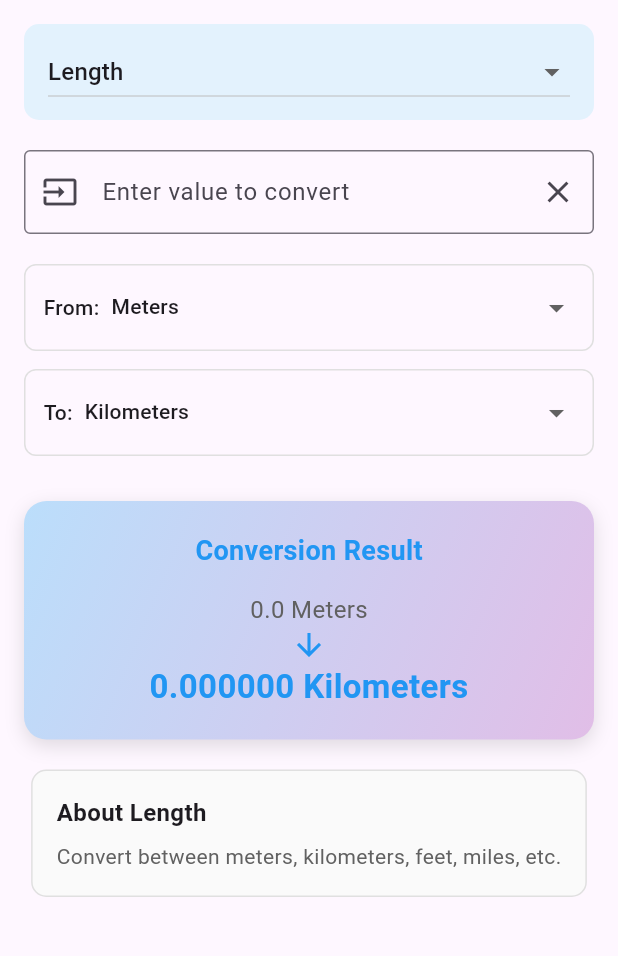
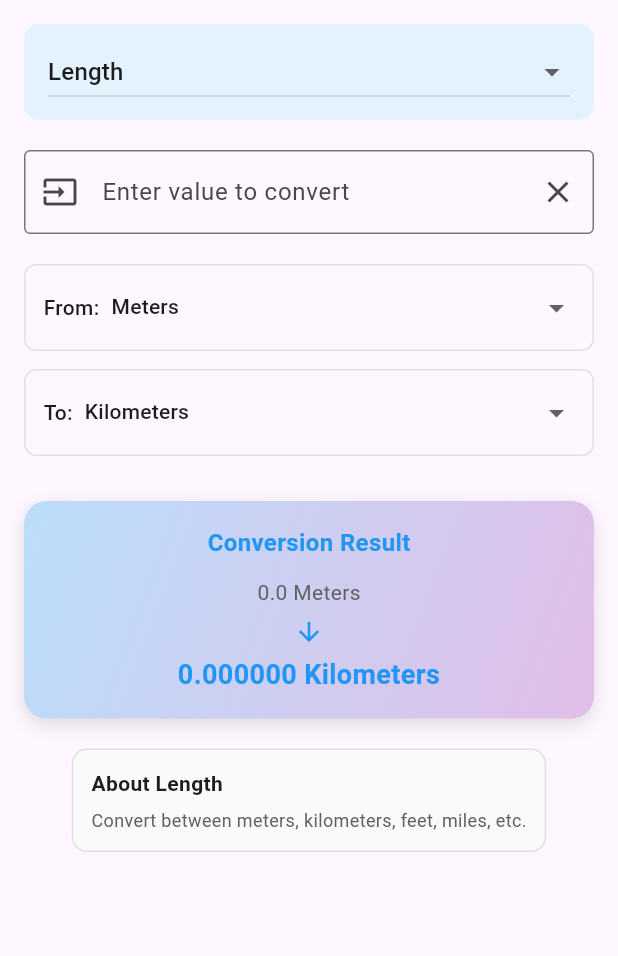
Before and after one commit to Abdallah-khatib-7/Project-1-Mobile, a Flutter app: the screen it shows after launch, on a phone screen of 412 x 824 dp, the part 84-1040 px from its top. Run offline on Flutter 3.47's test engine with Material 3 defaults, Android fonts, the phone set to English and light mode, and no system bars.

```diff
--- a/unit_converter/lib/pages/unit_converter_page.dart
+++ b/unit_converter/lib/pages/unit_converter_page.dart
@@ -49,11 +49,11 @@ class _UnitConverterPageState extends State<UnitConverterPage> {
         foregroundColor: Colors.white,
         elevation: 0,
       ),
-      body: Padding(
+      body: SingleChildScrollView( // ← ADD THIS for scrolling
         padding: const EdgeInsets.all(16.0),
         child: Column(
           children: [
-
+            // Category Selector
             CategorySelector(
               selectedCategory: selectedCategory,
               onChanged: (String? newCategory) {
@@ -66,7 +66,7 @@ class _UnitConverterPageState extends State<UnitConverterPage> {
 
             const SizedBox(height: 20),
 
-
+            // Input Field
             TextField(
               keyboardType: TextInputType.number,
               decoration: InputDecoration(
@@ -91,7 +91,7 @@ class _UnitConverterPageState extends State<UnitConverterPage> {
 
             const SizedBox(height: 20),
 
-
+            // Unit Selectors
             UnitDropdown(
               value: fromUnit,
               label: 'From',
@@ -132,6 +132,8 @@ class _UnitConverterPageState extends State<UnitConverterPage> {
 
             // Conversion Info
             ConversionInfo(currentCategory: selectedCategory),
+
+            const SizedBox(height: 20), // Extra space at bottom for scrolling
           ],
         ),
       ),
--- a/unit_converter/lib/widgets/category_selector.dart
+++ b/unit_converter/lib/widgets/category_selector.dart
@@ -21,24 +21,16 @@ class CategorySelector extends StatelessWidget {
       child: DropdownButton<String>(
         value: selectedCategory,
         isExpanded: true,
-        items: [
-          'Length',
-          'Weight',
-          'Temperature',
-          'Digital Storage',
-          'Frequency',
-          'Area',
-          'Volume',
-          'Time'
-        ].map((String category) {
-          return DropdownMenuItem<String>(
-            value: category,
-            child: Text(
-              category,
-              style: const TextStyle(fontSize: 16, fontWeight: FontWeight.w500),
-            ),
-          );
-        }).toList(),
+        items: const [
+          DropdownMenuItem(value: 'Length', child: Text('Length')),
+          DropdownMenuItem(value: 'Weight', child: Text('Weight')),
+          DropdownMenuItem(value: 'Temperature', child: Text('Temperature')),
+          DropdownMenuItem(value: 'Digital Storage', child: Text('Digital Storage')),
+          DropdownMenuItem(value: 'Frequency', child: Text('Frequency')),
+          DropdownMenuItem(value: 'Area', child: Text('Area')),
+          DropdownMenuItem(value: 'Volume', child: Text('Volume')),
+          DropdownMenuItem(value: 'Time', child: Text('Time')),
+        ],
         onChanged: onChanged,
       ),
     );
--- a/unit_converter/lib/widgets/conversion_info.dart
+++ b/unit_converter/lib/widgets/conversion_info.dart
@@ -19,7 +19,7 @@ class ConversionInfo extends StatelessWidget {
     };
 
     return Container(
-      padding: const EdgeInsets.all(16),
+      padding: const EdgeInsets.all(12), // Reduced padding
       decoration: BoxDecoration(
         color: Colors.grey[50],
         borderRadius: BorderRadius.circular(10),
@@ -30,12 +30,12 @@ class ConversionInfo extends StatelessWidget {
         children: [
           Text(
             'About $currentCategory',
-            style: const TextStyle(fontSize: 16, fontWeight: FontWeight.bold),
+            style: const TextStyle(fontSize: 14, fontWeight: FontWeight.bold), // Smaller font
           ),
-          const SizedBox(height: 8),
+          const SizedBox(height: 6), // Reduced spacing
           Text(
             categoryDescriptions[currentCategory] ?? 'Unit conversion',
-            style: TextStyle(fontSize: 14, color: Colors.grey[700]),
+            style: TextStyle(fontSize: 12, color: Colors.grey[700]), // Smaller font
           ),
         ],
       ),
--- a/unit_converter/lib/widgets/result_display.dart
+++ b/unit_converter/lib/widgets/result_display.dart
@@ -18,7 +18,7 @@ class ResultDisplay extends StatelessWidget {
   Widget build(BuildContext context) {
     return Container(
       width: double.infinity,
-      padding: const EdgeInsets.all(20),
+      padding: const EdgeInsets.all(16), // Reduced padding
       decoration: BoxDecoration(
         gradient: LinearGradient(
           begin: Alignment.topLeft,
@@ -26,7 +26,7 @@ class ResultDisplay extends StatelessWidget {
           colors: [Colors.blue[100]!, Colors.purple[100]!],
         ),
         borderRadius: BorderRadius.circular(15),
-        boxShadow: [
+        boxShadow: const [
           BoxShadow(
             color: Colors.black12,
             blurRadius: 10,
@@ -38,17 +38,25 @@ class ResultDisplay extends StatelessWidget {
         children: [
           const Text(
             'Conversion Result',
-            style: TextStyle(fontSize: 18, fontWeight: FontWeight.bold, color: Colors.blue),
+            style: TextStyle(fontSize: 16, fontWeight: FontWeight.bold, color: Colors.blue), // Smaller font
           ),
-          const SizedBox(height: 15),
+          const SizedBox(height: 12), // Reduced spacing
+
+          // Input value
           Text(
             '$inputValue $fromUnit',
-            style: const TextStyle(fontSize: 16, color: Colors.grey[700]),
+            style: TextStyle(fontSize: 14, color: Colors.grey[700]), // Smaller font
           ),
-          const Icon(Icons.arrow_downward, color: Colors.blue, size: 24),
+
+          // Arrow
+          const SizedBox(height: 6), // Reduced spacing
+          const Icon(Icons.arrow_downward, color: Colors.blue, size: 20), // Smaller icon
+          const SizedBox(height: 6), // Reduced spacing
+
+          // Result value
           Text(
             '${result.toStringAsFixed(6)} $toUnit',
-            style: const TextStyle(fontSize: 22, fontWeight: FontWeight.bold, color: Colors.blue),
+            style: const TextStyle(fontSize: 18, fontWeight: FontWeight.bold, color: Colors.blue), // Smaller font
             textAlign: TextAlign.center,
           ),
         ],
--- a/unit_converter/lib/widgets/unit_dropdown.dart
+++ b/unit_converter/lib/widgets/unit_dropdown.dart
@@ -33,7 +33,7 @@ class UnitDropdown extends StatelessWidget {
             child: DropdownButton<String>(
               value: value,
               isExpanded: true,
-              underline: const SizedBox(),
+              underline: const SizedBox(), // Remove default underline
               items: units.map((String unit) {
                 return DropdownMenuItem<String>(
                   value: unit,
```
